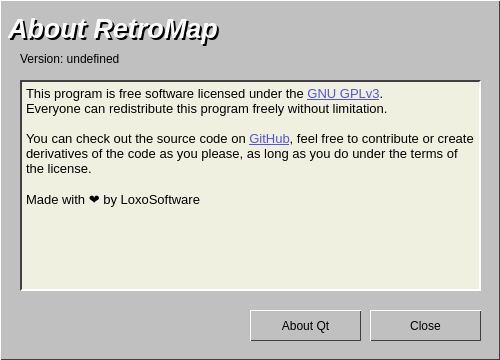
First picture: the form in aboutdialog.ui, repository LoxoSoftware/RetroMap, before the edit.
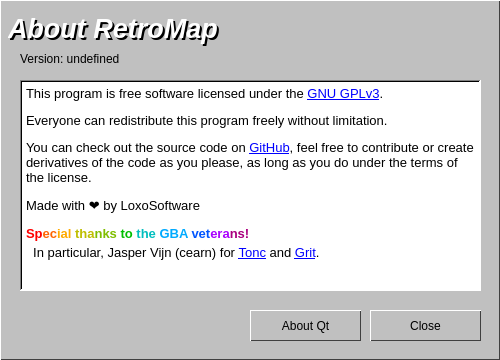
Second picture: the form after the edit. Icons and pictures are not drawn.

Commit message: Update about dialog

```diff
--- a/aboutdialog.ui
+++ b/aboutdialog.ui
@@ -31,6 +31,286 @@
     <height>360</height>
    </size>
   </property>
+  <property name="palette">
+   <palette>
+    <active>
+     <colorrole role="WindowText">
+      <brush brushstyle="SolidPattern">
+       <color alpha="255">
+        <red>0</red>
+        <green>0</green>
+        <blue>0</blue>
+       </color>
+      </brush>
+     </colorrole>
+     <colorrole role="Button">
+      <brush brushstyle="SolidPattern">
+       <color alpha="255">
+        <red>192</red>
+        <green>192</green>
+        <blue>192</blue>
+       </color>
+      </brush>
+     </colorrole>
+     <colorrole role="Text">
+      <brush brushstyle="SolidPattern">
+       <color alpha="255">
+        <red>0</red>
+        <green>0</green>
+        <blue>0</blue>
+       </color>
+      </brush>
+     </colorrole>
+     <colorrole role="ButtonText">
+      <brush brushstyle="SolidPattern">
+       <color alpha="255">
+        <red>0</red>
+        <green>0</green>
+        <blue>0</blue>
+       </color>
+      </brush>
+     </colorrole>
+     <colorrole role="Base">
+      <brush brushstyle="SolidPattern">
+       <color alpha="255">
+        <red>255</red>
+        <green>255</green>
+        <blue>255</blue>
+       </color>
+      </brush>
+     </colorrole>
+     <colorrole role="Window">
+      <brush brushstyle="SolidPattern">
+       <color alpha="255">
+        <red>192</red>
+        <green>192</green>
+        <blue>192</blue>
+       </color>
+      </brush>
+     </colorrole>
+     <colorrole role="Link">
+      <brush brushstyle="SolidPattern">
+       <color alpha="255">
+        <red>0</red>
+        <green>170</green>
+        <blue>0</blue>
+       </color>
+      </brush>
+     </colorrole>
+     <colorrole role="LinkVisited">
+      <brush brushstyle="SolidPattern">
+       <color alpha="255">
+        <red>127</red>
+        <green>170</green>
+        <blue>159</blue>
+       </color>
+      </brush>
+     </colorrole>
+     <colorrole role="AlternateBase">
+      <brush brushstyle="SolidPattern">
+       <color alpha="255">
+        <red>226</red>
+        <green>226</green>
+        <blue>226</blue>
+       </color>
+      </brush>
+     </colorrole>
+     <colorrole role="PlaceholderText">
+      <brush brushstyle="SolidPattern">
+       <color alpha="128">
+        <red>0</red>
+        <green>0</green>
+        <blue>0</blue>
+       </color>
+      </brush>
+     </colorrole>
+    </active>
+    <inactive>
+     <colorrole role="WindowText">
+      <brush brushstyle="SolidPattern">
+       <color alpha="255">
+        <red>0</red>
+        <green>0</green>
+        <blue>0</blue>
+       </color>
+      </brush>
+     </colorrole>
+     <colorrole role="Button">
+      <brush brushstyle="SolidPattern">
+       <color alpha="255">
+        <red>192</red>
+        <green>192</green>
+        <blue>192</blue>
+       </color>
+      </brush>
+     </colorrole>
+     <colorrole role="Text">
+      <brush brushstyle="SolidPattern">
+       <color alpha="255">
+        <red>0</red>
+        <green>0</green>
+        <blue>0</blue>
+       </color>
+      </brush>
+     </colorrole>
+     <colorrole role="ButtonText">
+      <brush brushstyle="SolidPattern">
+       <color alpha="255">
+        <red>0</red>
+        <green>0</green>
+        <blue>0</blue>
+       </color>
+      </brush>
+     </colorrole>
+     <colorrole role="Base">
+      <brush brushstyle="SolidPattern">
+       <color alpha="255">
+        <red>255</red>
+        <green>255</green>
+        <blue>255</blue>
+       </color>
+      </brush>
+     </colorrole>
+     <colorrole role="Window">
+      <brush brushstyle="SolidPattern">
+       <color alpha="255">
+        <red>192</red>
+        <green>192</green>
+        <blue>192</blue>
+       </color>
+      </brush>
+     </colorrole>
+     <colorrole role="Link">
+      <brush brushstyle="SolidPattern">
+       <color alpha="255">
+        <red>0</red>
+        <green>170</green>
+        <blue>0</blue>
+       </color>
+      </brush>
+     </colorrole>
+     <colorrole role="LinkVisited">
+      <brush brushstyle="SolidPattern">
+       <color alpha="255">
+        <red>127</red>
+        <green>170</green>
+        <blue>159</blue>
+       </color>
+      </brush>
+     </colorrole>
+     <colorrole role="AlternateBase">
+      <brush brushstyle="SolidPattern">
+       <color alpha="255">
+        <red>226</red>
+        <green>226</green>
+        <blue>226</blue>
+       </color>
+      </brush>
+     </colorrole>
+     <colorrole role="PlaceholderText">
+      <brush brushstyle="SolidPattern">
+       <color alpha="128">
+        <red>0</red>
+        <green>0</green>
+        <blue>0</blue>
+       </color>
+      </brush>
+     </colorrole>
+    </inactive>
+    <disabled>
+     <colorrole role="WindowText">
+      <brush brushstyle="SolidPattern">
+       <color alpha="255">
+        <red>0</red>
+        <green>0</green>
+        <blue>0</blue>
+       </color>
+      </brush>
+     </colorrole>
+     <colorrole role="Button">
+      <brush brushstyle="SolidPattern">
+       <color alpha="255">
+        <red>192</red>
+        <green>192</green>
+        <blue>192</blue>
+       </color>
+      </brush>
+     </colorrole>
+     <colorrole role="Text">
+      <brush brushstyle="SolidPattern">
+       <color alpha="255">
+        <red>0</red>
+        <green>0</green>
+        <blue>0</blue>
+       </color>
+      </brush>
+     </colorrole>
+     <colorrole role="ButtonText">
+      <brush brushstyle="SolidPattern">
+       <color alpha="255">
+        <red>0</red>
+        <green>0</green>
+        <blue>0</blue>
+       </color>
+      </brush>
+     </colorrole>
+     <colorrole role="Base">
+      <brush brushstyle="SolidPattern">
+       <color alpha="255">
+        <red>192</red>
+        <green>192</green>
+        <blue>192</blue>
+       </color>
+      </brush>
+     </colorrole>
+     <colorrole role="Window">
+      <brush brushstyle="SolidPattern">
+       <color alpha="255">
+        <red>192</red>
+        <green>192</green>
+        <blue>192</blue>
+       </color>
+      </brush>
+     </colorrole>
+     <colorrole role="Link">
+      <brush brushstyle="SolidPattern">
+       <color alpha="255">
+        <red>0</red>
+        <green>170</green>
+        <blue>0</blue>
+       </color>
+      </brush>
+     </colorrole>
+     <colorrole role="LinkVisited">
+      <brush brushstyle="SolidPattern">
+       <color alpha="255">
+        <red>127</red>
+        <green>170</green>
+        <blue>159</blue>
+       </color>
+      </brush>
+     </colorrole>
+     <colorrole role="AlternateBase">
+      <brush brushstyle="SolidPattern">
+       <color alpha="255">
+        <red>226</red>
+        <green>226</green>
+        <blue>226</blue>
+       </color>
+      </brush>
+     </colorrole>
+     <colorrole role="PlaceholderText">
+      <brush brushstyle="SolidPattern">
+       <color alpha="128">
+        <red>0</red>
+        <green>0</green>
+        <blue>0</blue>
+       </color>
+      </brush>
+     </colorrole>
+    </disabled>
+   </palette>
+  </property>
   <property name="windowTitle">
    <string>About...</string>
   </property>
@@ -38,7 +318,7 @@
    <iconset theme="help-about"/>
   </property>
   <property name="styleSheet">
-   <string notr="true">QWidget
+   <string notr="true">QDialog
 {
 	border: 1px solid;
 	border-top-color: white;
@@ -50,17 +330,6 @@
 }
 QLabel
 {
-	border: none;
-	background-color: transparent;
-}
-QTextBrowser
-{
-	border: 2px solid;
-	border-top-color: #404040;
-	border-left-color: #404040;
-	border-bottom-color: white;
-	border-right-color: white;
-	background-color: white;
 	color: black;
 }
 QPushButton, QComboBox::drop-down
@@ -72,6 +341,7 @@
 	border-right-color: #404040;
 	background-color: #c0c0c0;
 	color: black;
+	padding: 4px 12px;
 }
 QPushButton:pressed
 {
@@ -185,17 +455,480 @@
      <height>211</height>
     </rect>
    </property>
-   <property name="styleSheet">
-    <string notr="true">QTextBrowser
-{
-	background-color: #f0f0e0;
-}</string>
+   <property name="palette">
+    <palette>
+     <active>
+      <colorrole role="WindowText">
+       <brush brushstyle="SolidPattern">
+        <color alpha="255">
+         <red>0</red>
+         <green>0</green>
+         <blue>0</blue>
+        </color>
+       </brush>
+      </colorrole>
+      <colorrole role="Button">
+       <brush brushstyle="SolidPattern">
+        <color alpha="255">
+         <red>255</red>
+         <green>255</green>
+         <blue>255</blue>
+        </color>
+       </brush>
+      </colorrole>
+      <colorrole role="Light">
+       <brush brushstyle="SolidPattern">
+        <color alpha="255">
+         <red>255</red>
+         <green>255</green>
+         <blue>255</blue>
+        </color>
+       </brush>
+      </colorrole>
+      <colorrole role="Midlight">
+       <brush brushstyle="SolidPattern">
+        <color alpha="255">
+         <red>255</red>
+         <green>255</green>
+         <blue>255</blue>
+        </color>
+       </brush>
+      </colorrole>
+      <colorrole role="Dark">
+       <brush brushstyle="SolidPattern">
+        <color alpha="255">
+         <red>127</red>
+         <green>127</green>
+         <blue>127</blue>
+        </color>
+       </brush>
+      </colorrole>
+      <colorrole role="Mid">
+       <brush brushstyle="SolidPattern">
+        <color alpha="255">
+         <red>170</red>
+         <green>170</green>
+         <blue>170</blue>
+        </color>
+       </brush>
+      </colorrole>
+      <colorrole role="Text">
+       <brush brushstyle="SolidPattern">
+        <color alpha="255">
+         <red>0</red>
+         <green>0</green>
+         <blue>0</blue>
+        </color>
+       </brush>
+      </colorrole>
+      <colorrole role="BrightText">
+       <brush brushstyle="SolidPattern">
+        <color alpha="255">
+         <red>255</red>
+         <green>255</green>
+         <blue>255</blue>
+        </color>
+       </brush>
+      </colorrole>
+      <colorrole role="ButtonText">
+       <brush brushstyle="SolidPattern">
+        <color alpha="255">
+         <red>0</red>
+         <green>0</green>
+         <blue>0</blue>
+        </color>
+       </brush>
+      </colorrole>
+      <colorrole role="Base">
+       <brush brushstyle="SolidPattern">
+        <color alpha="255">
+         <red>255</red>
+         <green>255</green>
+         <blue>255</blue>
+        </color>
+       </brush>
+      </colorrole>
+      <colorrole role="Window">
+       <brush brushstyle="SolidPattern">
+        <color alpha="255">
+         <red>255</red>
+         <green>255</green>
+         <blue>255</blue>
+        </color>
+       </brush>
+      </colorrole>
+      <colorrole role="Shadow">
+       <brush brushstyle="SolidPattern">
+        <color alpha="255">
+         <red>0</red>
+         <green>0</green>
+         <blue>0</blue>
+        </color>
+       </brush>
+      </colorrole>
+      <colorrole role="AlternateBase">
+       <brush brushstyle="SolidPattern">
+        <color alpha="255">
+         <red>255</red>
+         <green>255</green>
+         <blue>255</blue>
+        </color>
+       </brush>
+      </colorrole>
+      <colorrole role="ToolTipBase">
+       <brush brushstyle="SolidPattern">
+        <color alpha="255">
+         <red>255</red>
+         <green>255</green>
+         <blue>220</blue>
+        </color>
+       </brush>
+      </colorrole>
+      <colorrole role="ToolTipText">
+       <brush brushstyle="SolidPattern">
+        <color alpha="255">
+         <red>0</red>
+         <green>0</green>
+         <blue>0</blue>
+        </color>
+       </brush>
+      </colorrole>
+      <colorrole role="PlaceholderText">
+       <brush brushstyle="SolidPattern">
+        <color alpha="127">
+         <red>0</red>
+         <green>0</green>
+         <blue>0</blue>
+        </color>
+       </brush>
+      </colorrole>
+      <colorrole role="Accent">
+       <brush brushstyle="SolidPattern">
+        <color alpha="255">
+         <red>255</red>
+         <green>255</green>
+         <blue>255</blue>
+        </color>
+       </brush>
+      </colorrole>
+     </active>
+     <inactive>
+      <colorrole role="WindowText">
+       <brush brushstyle="SolidPattern">
+        <color alpha="255">
+         <red>0</red>
+         <green>0</green>
+         <blue>0</blue>
+        </color>
+       </brush>
+      </colorrole>
+      <colorrole role="Button">
+       <brush brushstyle="SolidPattern">
+        <color alpha="255">
+         <red>255</red>
+         <green>255</green>
+         <blue>255</blue>
+        </color>
+       </brush>
+      </colorrole>
+      <colorrole role="Light">
+       <brush brushstyle="SolidPattern">
+        <color alpha="255">
+         <red>255</red>
+         <green>255</green>
+         <blue>255</blue>
+        </color>
+       </brush>
+      </colorrole>
+      <colorrole role="Midlight">
+       <brush brushstyle="SolidPattern">
+        <color alpha="255">
+         <red>255</red>
+         <green>255</green>
+         <blue>255</blue>
+        </color>
+       </brush>
+      </colorrole>
+      <colorrole role="Dark">
+       <brush brushstyle="SolidPattern">
+        <color alpha="255">
+         <red>127</red>
+         <green>127</green>
+         <blue>127</blue>
+        </color>
+       </brush>
+      </colorrole>
+      <colorrole role="Mid">
+       <brush brushstyle="SolidPattern">
+        <color alpha="255">
+         <red>170</red>
+         <green>170</green>
+         <blue>170</blue>
+        </color>
+       </brush>
+      </colorrole>
+      <colorrole role="Text">
+       <brush brushstyle="SolidPattern">
+        <color alpha="255">
+         <red>0</red>
+         <green>0</green>
+         <blue>0</blue>
+        </color>
+       </brush>
+      </colorrole>
+      <colorrole role="BrightText">
+       <brush brushstyle="SolidPattern">
+        <color alpha="255">
+         <red>255</red>
+         <green>255</green>
+         <blue>255</blue>
+        </color>
+       </brush>
+      </colorrole>
+      <colorrole role="ButtonText">
+       <brush brushstyle="SolidPattern">
+        <color alpha="255">
+         <red>0</red>
+         <green>0</green>
+         <blue>0</blue>
+        </color>
+       </brush>
+      </colorrole>
+      <colorrole role="Base">
+       <brush brushstyle="SolidPattern">
+        <color alpha="255">
+         <red>255</red>
+         <green>255</green>
+         <blue>255</blue>
+        </color>
+       </brush>
+      </colorrole>
+      <colorrole role="Window">
+       <brush brushstyle="SolidPattern">
+        <color alpha="255">
+         <red>255</red>
+         <green>255</green>
+         <blue>255</blue>
+        </color>
+       </brush>
+      </colorrole>
+      <colorrole role="Shadow">
+       <brush brushstyle="SolidPattern">
+        <color alpha="255">
+         <red>0</red>
+         <green>0</green>
+         <blue>0</blue>
+        </color>
+       </brush>
+      </colorrole>
+      <colorrole role="AlternateBase">
+       <brush brushstyle="SolidPattern">
+        <color alpha="255">
+         <red>255</red>
+         <green>255</green>
+         <blue>255</blue>
+        </color>
+       </brush>
+      </colorrole>
+      <colorrole role="ToolTipBase">
+       <brush brushstyle="SolidPattern">
+        <color alpha="255">
+         <red>255</red>
+         <green>255</green>
+         <blue>220</blue>
+        </color>
+       </brush>
+      </colorrole>
+      <colorrole role="ToolTipText">
+       <brush brushstyle="SolidPattern">
+        <color alpha="255">
+         <red>0</red>
+         <green>0</green>
+         <blue>0</blue>
+        </color>
+       </brush>
+      </colorrole>
+      <colorrole role="PlaceholderText">
+       <brush brushstyle="SolidPattern">
+        <color alpha="127">
+         <red>0</red>
+         <green>0</green>
+         <blue>0</blue>
+        </color>
+       </brush>
+      </colorrole>
+      <colorrole role="Accent">
+       <brush brushstyle="SolidPattern">
+        <color alpha="255">
+         <red>255</red>
+         <green>255</green>
+         <blue>255</blue>
+        </color>
+       </brush>
+      </colorrole>
+     </inactive>
+     <disabled>
+      <colorrole role="WindowText">
+       <brush brushstyle="SolidPattern">
+        <color alpha="255">
+         <red>127</red>
+         <green>127</green>
+         <blue>127</blue>
+        </color>
+       </brush>
+      </colorrole>
+      <colorrole role="Button">
+       <brush brushstyle="SolidPattern">
+        <color alpha="255">
+         <red>255</red>
+         <green>255</green>
+         <blue>255</blue>
+        </color>
+       </brush>
+      </colorrole>
+      <colorrole role="Light">
+       <brush brushstyle="SolidPattern">
+        <color alpha="255">
+         <red>255</red>
+         <green>255</green>
+         <blue>255</blue>
+        </color>
+       </brush>
+      </colorrole>
+      <colorrole role="Midlight">
+       <brush brushstyle="SolidPattern">
+        <color alpha="255">
+         <red>255</red>
+         <green>255</green>
+         <blue>255</blue>
+        </color>
+       </brush>
+      </colorrole>
+      <colorrole role="Dark">
+       <brush brushstyle="SolidPattern">
+        <color alpha="255">
+         <red>127</red>
+         <green>127</green>
+         <blue>127</blue>
+        </color>
+       </brush>
+      </colorrole>
+      <colorrole role="Mid">
+       <brush brushstyle="SolidPattern">
+        <color alpha="255">
+         <red>170</red>
+         <green>170</green>
+         <blue>170</blue>
+        </color>
+       </brush>
+      </colorrole>
+      <colorrole role="Text">
+       <brush brushstyle="SolidPattern">
+        <color alpha="255">
+         <red>127</red>
+         <green>127</green>
+         <blue>127</blue>
+        </color>
+       </brush>
+      </colorrole>
+      <colorrole role="BrightText">
+       <brush brushstyle="SolidPattern">
+        <color alpha="255">
+         <red>255</red>
+         <green>255</green>
+         <blue>255</blue>
+        </color>
+       </brush>
+      </colorrole>
+      <colorrole role="ButtonText">
+       <brush brushstyle="SolidPattern">
+        <color alpha="255">
+         <red>127</red>
+         <green>127</green>
+         <blue>127</blue>
+        </color>
+       </brush>
+      </colorrole>
+      <colorrole role="Base">
+       <brush brushstyle="SolidPattern">
+        <color alpha="255">
+         <red>255</red>
+         <green>255</green>
+         <blue>255</blue>
+        </color>
+       </brush>
+      </colorrole>
+      <colorrole role="Window">
+       <brush brushstyle="SolidPattern">
+        <color alpha="255">
+         <red>255</red>
+         <green>255</green>
+         <blue>255</blue>
+        </color>
+       </brush>
+      </colorrole>
+      <colorrole role="Shadow">
+       <brush brushstyle="SolidPattern">
+        <color alpha="255">
+         <red>0</red>
+         <green>0</green>
+         <blue>0</blue>
+        </color>
+       </brush>
+      </colorrole>
+      <colorrole role="AlternateBase">
+       <brush brushstyle="SolidPattern">
+        <color alpha="255">
+         <red>255</red>
+         <green>255</green>
+         <blue>255</blue>
+        </color>
+       </brush>
+      </colorrole>
+      <colorrole role="ToolTipBase">
+       <brush brushstyle="SolidPattern">
+        <color alpha="255">
+         <red>255</red>
+         <green>255</green>
+         <blue>220</blue>
+        </color>
+       </brush>
+      </colorrole>
+      <colorrole role="ToolTipText">
+       <brush brushstyle="SolidPattern">
+        <color alpha="255">
+         <red>0</red>
+         <green>0</green>
+         <blue>0</blue>
+        </color>
+       </brush>
+      </colorrole>
+      <colorrole role="PlaceholderText">
+       <brush brushstyle="SolidPattern">
+        <color alpha="127">
+         <red>127</red>
+         <green>127</green>
+         <blue>127</blue>
+        </color>
+       </brush>
+      </colorrole>
+      <colorrole role="Accent">
+       <brush brushstyle="SolidPattern">
+        <color alpha="255">
+         <red>255</red>
+         <green>255</green>
+         <blue>255</blue>
+        </color>
+       </brush>
+      </colorrole>
+     </disabled>
+    </palette>
    </property>
    <property name="frameShape">
-    <enum>QFrame::Shape::Panel</enum>
+    <enum>QFrame::Shape::WinPanel</enum>
    </property>
    <property name="lineWidth">
-    <number>2</number>
+    <number>1</number>
    </property>
    <property name="html">
     <string>&lt;!DOCTYPE HTML PUBLIC &quot;-//W3C//DTD HTML 4.0//EN&quot; &quot;http://www.w3.org/TR/REC-html40/strict.dtd&quot;&gt;
@@ -205,12 +938,12 @@
 li.unchecked::marker { content: &quot;\2610&quot;; }
 li.checked::marker { content: &quot;\2612&quot;; }
 &lt;/style&gt;&lt;/head&gt;&lt;body style=&quot; font-family:'Sans Serif'; font-size:10pt; font-weight:400; font-style:normal;&quot;&gt;
-&lt;p style=&quot; margin-top:0px; margin-bottom:0px; margin-left:0px; margin-right:0px; -qt-block-indent:0; text-indent:0px;&quot;&gt;This program is free software licensed under the &lt;a href=&quot;https://www.gnu.org/licenses/gpl-3.0.en.html#license-text&quot;&gt;&lt;span style=&quot; text-decoration: underline; color:#5452e5;&quot;&gt;GNU GPLv3&lt;/span&gt;&lt;/a&gt;.&lt;/p&gt;
-&lt;p style=&quot; margin-top:0px; margin-bottom:0px; margin-left:0px; margin-right:0px; -qt-block-indent:0; text-indent:0px;&quot;&gt;Everyone can redistribute this program freely without limitation.&lt;/p&gt;
-&lt;p style=&quot;-qt-paragraph-type:empty; margin-top:0px; margin-bottom:0px; margin-left:0px; margin-right:0px; -qt-block-indent:0; text-indent:0px;&quot;&gt;&lt;br /&gt;&lt;/p&gt;
-&lt;p style=&quot; margin-top:0px; margin-bottom:0px; margin-left:0px; margin-right:0px; -qt-block-indent:0; text-indent:0px;&quot;&gt;You can check out the source code on &lt;a href=&quot;https://github.com/LoxoSoftware/RetroMap&quot;&gt;&lt;span style=&quot; text-decoration: underline; color:#5452e5;&quot;&gt;GitHub&lt;/span&gt;&lt;/a&gt;, feel free to contribute or create derivatives of the code as you please, as long as you do under the terms of the license.&lt;/p&gt;
-&lt;p style=&quot;-qt-paragraph-type:empty; margin-top:0px; margin-bottom:0px; margin-left:0px; margin-right:0px; -qt-block-indent:0; text-indent:0px;&quot;&gt;&lt;br /&gt;&lt;/p&gt;
-&lt;p style=&quot; margin-top:0px; margin-bottom:0px; margin-left:0px; margin-right:0px; -qt-block-indent:0; text-indent:0px;&quot;&gt;Made with ❤️ by LoxoSoftware&lt;/p&gt;&lt;/body&gt;&lt;/html&gt;</string>
+&lt;p style=&quot; margin-top:12px; margin-bottom:12px; margin-left:0px; margin-right:0px; -qt-block-indent:0; text-indent:0px;&quot;&gt;This program is free software licensed under the &lt;a href=&quot;https://www.gnu.org/licenses/gpl-3.0.en.html#license-text&quot;&gt;&lt;span style=&quot; text-decoration: underline; color:#0000ff;&quot;&gt;GNU GPLv3&lt;/span&gt;&lt;/a&gt;.&lt;/p&gt;
+&lt;p style=&quot; margin-top:12px; margin-bottom:12px; margin-left:0px; margin-right:0px; -qt-block-indent:0; text-indent:0px;&quot;&gt;Everyone can redistribute this program freely without limitation.&lt;/p&gt;
+&lt;p style=&quot; margin-top:12px; margin-bottom:12px; margin-left:0px; margin-right:0px; -qt-block-indent:0; text-indent:0px;&quot;&gt;You can check out the source code on &lt;a href=&quot;https://github.com/LoxoSoftware/RetroMap&quot;&gt;&lt;span style=&quot; text-decoration: underline; color:#0000ff;&quot;&gt;GitHub&lt;/span&gt;&lt;/a&gt;, feel free to contribute or create derivatives of the code as you please, as long as you do under the terms of the license.&lt;/p&gt;
+&lt;p style=&quot; margin-top:12px; margin-bottom:12px; margin-left:0px; margin-right:0px; -qt-block-indent:0; text-indent:0px;&quot;&gt;Made with ❤️ by LoxoSoftware&lt;/p&gt;
+&lt;p style=&quot; margin-top:12px; margin-bottom:4px; margin-left:0px; margin-right:0px; -qt-block-indent:0; text-indent:0px;&quot;&gt;&lt;span style=&quot; font-weight:700; color:#ff0000;&quot;&gt;Sp&lt;/span&gt;&lt;span style=&quot; font-weight:700; color:#ff6400;&quot;&gt;ec&lt;/span&gt;&lt;span style=&quot; font-weight:700; color:#ffaa00;&quot;&gt;ial &lt;/span&gt;&lt;span style=&quot; font-weight:700; color:#bebe00;&quot;&gt;tha&lt;/span&gt;&lt;span style=&quot; font-weight:700; color:#7fbe00;&quot;&gt;nks &lt;/span&gt;&lt;span style=&quot; font-weight:700; color:#00be00;&quot;&gt;to &lt;/span&gt;&lt;span style=&quot; font-weight:700; color:#00bebe;&quot;&gt;the &lt;/span&gt;&lt;span style=&quot; font-weight:700; color:#00aaff;&quot;&gt;GBA &lt;/span&gt;&lt;span style=&quot; font-weight:700; color:#0055ff;&quot;&gt;vet&lt;/span&gt;&lt;span style=&quot; font-weight:700; color:#aa00ff;&quot;&gt;era&lt;/span&gt;&lt;span style=&quot; font-weight:700; color:#aa007f;&quot;&gt;ns!&lt;/span&gt;&lt;/p&gt;
+&lt;p style=&quot; margin-top:4px; margin-bottom:4px; margin-left:0px; margin-right:0px; -qt-block-indent:0; text-indent:0px;&quot;&gt;  In particular, Jasper Vijn (cearn) for &lt;a href=&quot;https://www.coranac.com/tonc/&quot;&gt;&lt;span style=&quot; text-decoration: underline; color:#0000ff;&quot;&gt;Tonc&lt;/span&gt;&lt;/a&gt; and &lt;a href=&quot;https://www.coranac.com/projects/grit/&quot;&gt;&lt;span style=&quot; text-decoration: underline; color:#0000ff;&quot;&gt;Grit&lt;/span&gt;&lt;/a&gt;.&lt;/p&gt;&lt;/body&gt;&lt;/html&gt;</string>
    </property>
    <property name="openExternalLinks">
     <bool>true</bool>
```
Left out of the diff: 4 changed lines with no effect on the pictures.
